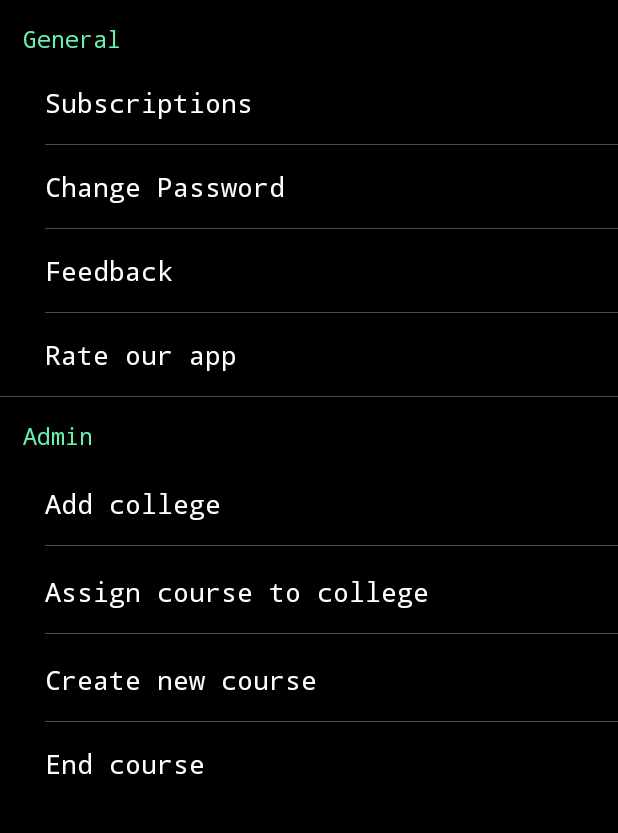
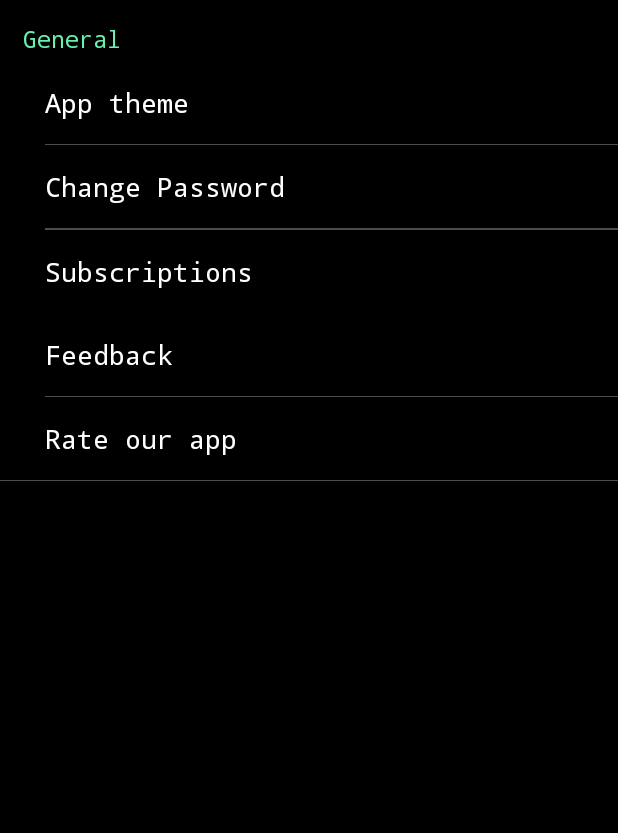
Before and after one commit to vikasvshastry/SaarthiCareer-App, an Android app: the fragment SettingsFragment placed in its activity, on a phone screen of 412 x 824 dp, the part 84-917 px from its top. Run offline under Robolectric (Android 15) with nearby library versions, the phone set to English and light mode, and no system bars; our stand-ins replace Firebase (no records; nobody signed in at launch, a user with empty details on screens opened directly); libraries missing offline, so code that uses them is left out: com.firebase.client, com.firebase.ui; 2 statements that could not run were skipped.

Commit message:
admin settings visibility

```diff
--- a/app/src/main/java/com/saarthicareer/saarthicareer/fragment/SettingsFragment.java
+++ b/app/src/main/java/com/saarthicareer/saarthicareer/fragment/SettingsFragment.java
@@ -16,6 +16,7 @@ import android.widget.AdapterView;
 import android.widget.ArrayAdapter;
 import android.widget.Button;
 import android.widget.EditText;
+import android.widget.LinearLayout;
 import android.widget.RelativeLayout;
 import android.widget.Spinner;
 import android.widget.TextView;
@@ -75,6 +76,21 @@ public class SettingsFragment extends Fragment {
         TextView textViewAddCourseToCollege = (TextView)rootView.findViewById(R.id.assignCouseToCollege);
         TextView textViewSubscriptions = (TextView)rootView.findViewById(R.id.subscriptions);
         TextView textPasswordChange = (TextView)rootView.findViewById(R.id.changePasswordButton);
+        final LinearLayout adminSettings = (LinearLayout)rootView.findViewById(R.id.adminView);
+
+        //setting visibility of adminSettings
+        rootRef.child("users").child(uid).addListenerForSingleValueEvent(new ValueEventListener() {
+            @Override
+            public void onDataChange(DataSnapshot dataSnapshot) {
+                String type = dataSnapshot.getValue(String.class);
+                if(type.equals("ADMIN")){
+                    adminSettings.setVisibility(View.VISIBLE);
+                }
+            }
+            @Override
+            public void onCancelled(FirebaseError firebaseError) {
+            }
+        });
 
         //password change
         final ProgressDialog progressDialog = new ProgressDialog(getActivity());
--- a/app/src/main/java/com/saarthicareer/saarthicareer/fragment/SubscriptionSettingFragment.java
+++ b/app/src/main/java/com/saarthicareer/saarthicareer/fragment/SubscriptionSettingFragment.java
@@ -278,7 +278,6 @@ public class SubscriptionSettingFragment extends Fragment {
         buttonSubscribe.setOnClickListener(new View.OnClickListener() {
             @Override
             public void onClick(View v) {
-
                 if(selectedCourses.size()==0){
                     Toast.makeText(getActivity(), "Course not selected.", Toast.LENGTH_SHORT).show();
                     return;
--- a/app/src/main/res/layout/fragment_settings.xml
+++ b/app/src/main/res/layout/fragment_settings.xml
@@ -17,14 +17,14 @@
         />
 
     <TextView
-        android:id="@+id/subscriptions"
+        android:id="@+id/themeChange"
         android:layout_width="match_parent"
         android:layout_height="wrap_content"
-        android:text="Subscriptions"
         android:fontFamily="monospace"
+        android:text="App theme"
         android:textSize="18sp"
+        android:textColor="@color/textColorPrimary"
         android:paddingTop="15dp"
-        android:textColor="@color/textColorPrimary"
         android:paddingBottom="15dp"
         android:paddingLeft="30dp"
         />
@@ -55,6 +55,26 @@
         android:layout_height="0.3dp"
         android:background="@color/textColorPrimary"
         android:alpha="0.3"/>
+
+    <View
+        android:layout_marginLeft="30dp"
+        android:layout_width="match_parent"
+        android:layout_height="0.3dp"
+        android:background="@color/textColorPrimary"
+        android:alpha="0.3"/>
+
+    <TextView
+        android:id="@+id/subscriptions"
+        android:layout_width="match_parent"
+        android:layout_height="wrap_content"
+        android:text="Subscriptions"
+        android:fontFamily="monospace"
+        android:textSize="18sp"
+        android:paddingTop="15dp"
+        android:textColor="@color/textColorPrimary"
+        android:paddingBottom="15dp"
+        android:paddingLeft="30dp"
+        />
 
     <TextView
         android:id="@+id/feedback"
@@ -94,6 +114,13 @@
         android:layout_height="0.3dp"
         android:background="@color/textColorPrimary"
         android:alpha="0.3"/>
+
+    <LinearLayout
+        android:id="@+id/adminView"
+        android:layout_width="match_parent"
+        android:layout_height="wrap_content"
+        android:orientation="vertical"
+        android:visibility="gone">
 
         <TextView
             android:layout_width="match_parent"
@@ -181,3 +208,5 @@
             />
 
     </LinearLayout>
+
+</LinearLayout>
```
Lines whose indentation alone changed are shown as unchanged.
